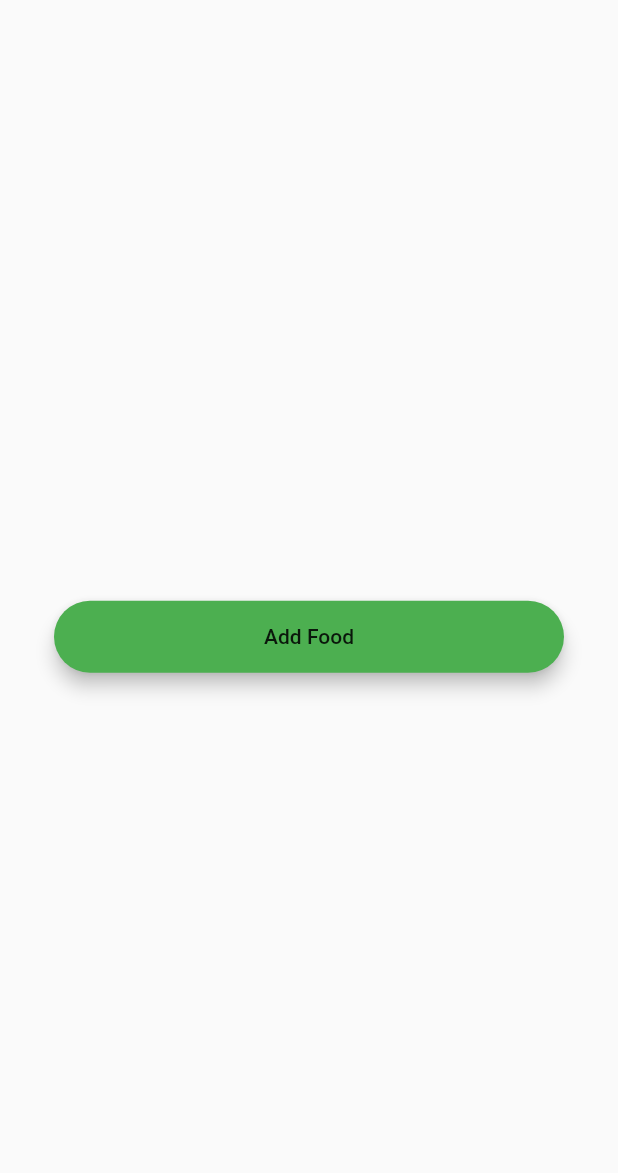
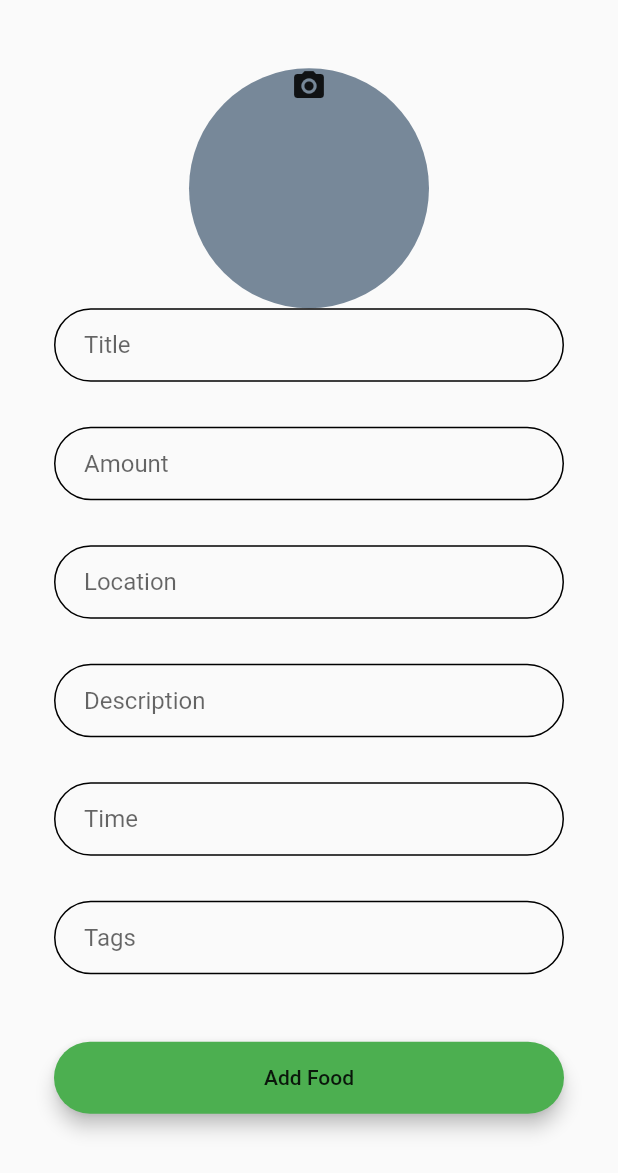
Before and after one commit to nishachaudhari/food_savior_winners, a Flutter app: the add screen opened directly, on a phone screen of 412 x 824 dp. Shown: the top 1173 px of the screen. Run offline on Flutter 3.47's test engine with Material 2 defaults, Android fonts, the phone set to English and light mode, and no system bars; our stand-ins replace camera, cloud_firestore, firebase_auth, image_cropper, image_picker; missing offline and left inert: esys_flutter_share; accounts and stored records are empty.

Commit message:
mergin cam wit masto

```diff
--- /dev/null
+++ b/my_app/lib/screens/add.dart
@@ -0,0 +1,218 @@
+import 'package:flutter/material.dart';
+import 'package:my_app/services/auth.dart';
+import 'dart:io';
+import 'package:my_app/screens/image_picker_handler.dart';
+import 'package:my_app/screens/image_picker_dialog.dart';
+
+
+
+
+class add extends StatefulWidget
+{
+  @override
+  _addState createState() => _addState();
+  }
+
+class _addState extends State<add>
+    with TickerProviderStateMixin,ImagePickerListener{
+
+  final _formKey = GlobalKey<FormState>(); //this will be able to track state of form (to make sure no blank items)
+
+  //text field state
+
+  String title = '';
+  String amount = '';
+  String location = '';
+  String description = '';
+  String time = '';
+  String tags = '';
+  String error = '';
+
+  File _image;
+  AnimationController _controller;
+  ImagePickerHandler imagePicker;
+
+  @override
+  void initState() {
+    super.initState();
+    _controller = AnimationController(
+      vsync: this,
+      duration: const Duration(milliseconds: 500),
+    );
+    imagePicker = ImagePickerHandler(this,_controller);
+    imagePicker.init();
+  }
+
+  @override
+  void dispose() {
+    _controller.dispose();
+    super.dispose();
+  }
+
+  @override
+  Widget build(BuildContext context) {
+
+    final addButton = Material(
+          elevation: 5.0,
+          borderRadius: BorderRadius.circular(30.0),
+          color: Colors.green,
+          child: MaterialButton(
+            minWidth: MediaQuery.of(context).size.width,
+            padding: EdgeInsets.fromLTRB(20.0, 15.0, 20.0, 15.0),
+            child: Text("Add Food",
+                textAlign: TextAlign.center,
+                //style: style.copyWith(
+                   // color: Colors.white, fontWeight: FontWeight.bold)),
+          ),
+            onPressed:()async{
+              if(_formKey.currentState.validate()) {
+              }
+            ////////////////////////////////////////////////////////////////////////////////// ON PRESSED
+            }
+          )
+
+        );
+
+
+    return Scaffold(
+      body:Container(
+        child: Padding(
+          padding: const EdgeInsets.all(36.0),
+          child: Form(
+            key: _formKey,
+          child: Column(
+            mainAxisAlignment: MainAxisAlignment.center,
+            children: <Widget>[
+              GestureDetector(
+                onTap: () => imagePicker.showDialog(context),
+                child: Center(
+                  child: _image == null
+                  ? Stack(
+                    children: <Widget>[
+
+                      Center(
+                        child: CircleAvatar(
+                          radius: 80.0,
+                          backgroundColor: Color(0xFF778899),
+                        ),
+                      ),
+                      Center(
+                        child: Icon(Icons.photo_camera),
+                      ),
+                    ],
+                  )
+                  : Container(
+                    height: 160.0,
+                    width: 160.0,
+                    decoration: BoxDecoration(
+                      color: Color(0xff7c94b6),
+                      image: DecorationImage(
+                        image: ExactAssetImage(_image.path),
+                        fit: BoxFit.cover,
+                      ),
+                      border:
+                        Border.all(color: Colors.red, width: 5.0),
+                      borderRadius:
+                        BorderRadius.all(Radius.circular(80.0)),
+                    ),
+                  ),
+                ),
+              ),
+              TextFormField(
+                validator: (val) => val.isEmpty ? 'Enter a Title' : null,
+                onChanged: (val){
+                  setState(()=>title = val);
+                },
+                decoration: InputDecoration(
+                  contentPadding: EdgeInsets.fromLTRB(20.0, 15.0, 20.0, 15.0),
+                  hintText: "Title",
+                  enabledBorder: OutlineInputBorder(borderRadius: BorderRadius.circular(32.0)),
+                  focusedBorder: OutlineInputBorder(borderRadius: BorderRadius.circular(32.0), borderSide: BorderSide(color: Colors.green))
+                ),
+              ),
+              SizedBox(height: 30.0),
+              TextFormField(
+                validator: (val) => val.isEmpty ? 'Enter an amount' : null,
+                onChanged: (val){
+                  setState(()=>amount = val);
+                },
+                decoration: InputDecoration(
+                  contentPadding: EdgeInsets.fromLTRB(20.0, 15.0, 20.0, 15.0),
+                  hintText: "Amount",
+                  enabledBorder: OutlineInputBorder(borderRadius: BorderRadius.circular(32.0)),
+                  focusedBorder: OutlineInputBorder(borderRadius: BorderRadius.circular(32.0), borderSide: BorderSide(color: Colors.green))
+                ),
+              ),
+              SizedBox(height: 30.0),
+              TextFormField(
+                validator: (val) => val.isEmpty ? 'Enter a Location' : null,
+                onChanged: (val){
+                  setState(()=>location = val);
+                },
+                decoration: InputDecoration(
+                contentPadding: EdgeInsets.fromLTRB(20.0, 15.0, 20.0, 15.0),
+                hintText: "Location",
+                enabledBorder: OutlineInputBorder(borderRadius: BorderRadius.circular(32.0)),
+                focusedBorder: OutlineInputBorder(borderRadius: BorderRadius.circular(32.0), borderSide: BorderSide(color: Colors.green))
+                ),
+              ),
+              SizedBox(height: 30.0),
+              TextFormField(
+                validator: (val) => val.length>500 ? 'Enter a Description less than 500 characters' : null,
+                onChanged: (val){
+                  setState(()=>description = val);
+                },
+                decoration: InputDecoration(
+                  contentPadding: EdgeInsets.fromLTRB(20.0, 15.0, 20.0, 15.0),
+                  hintText: "Description",
+                  enabledBorder: OutlineInputBorder(borderRadius: BorderRadius.circular(32.0)),
+                  focusedBorder: OutlineInputBorder(borderRadius: BorderRadius.circular(32.0), borderSide: BorderSide(color: Colors.green))
+                ),
+              ),
+              SizedBox(height: 30.0),
+              TextFormField(
+                validator: (val) => val.isEmpty? 'Enter a time' : null,
+                onChanged: (val){
+                  setState(()=>time = val);
+                },
+                obscureText: true,
+                decoration: InputDecoration(
+                  contentPadding: EdgeInsets.fromLTRB(20.0, 15.0, 20.0, 15.0),
+                  hintText: "Time",
+                  enabledBorder: OutlineInputBorder(borderRadius: BorderRadius.circular(32.0)),
+                  focusedBorder: OutlineInputBorder(borderRadius: BorderRadius.circular(32.0), borderSide: BorderSide(color: Colors.green))
+                ),
+              ),
+              SizedBox(height: 30.0),
+              TextFormField(
+                validator: (val) => val.isEmpty ? 'Enter some tags' : null,
+                onChanged: (val){
+                  setState(()=>tags = val);
+                },
+                obscureText: true,
+                decoration: InputDecoration(
+                  contentPadding: EdgeInsets.fromLTRB(20.0, 15.0, 20.0, 15.0),
+                  hintText: "Tags",
+                  enabledBorder: OutlineInputBorder(borderRadius: BorderRadius.circular(32.0)),
+                  focusedBorder: OutlineInputBorder(borderRadius: BorderRadius.circular(32.0), borderSide: BorderSide(color: Colors.green))
+                ),
+              ),
+              SizedBox(height: 45.0),
+              addButton,
+              SizedBox(height: 20.0),
+              Text(error,
+                style: TextStyle(color: Colors.red, fontSize: 14.0)),
+            ],
+          ),
+        ),
+      ),
+    ),
+    );
+  }
+  @override
+  userImage(File _image) {
+    setState(() {
+      this._image = _image;
+    });
+  }
+}
--- a/my_app/lib/screens/add/add.dart
+++ /dev/null
@@ -1,57 +0,0 @@
-import 'package:flutter/material.dart';
-import 'package:my_app/screens/add/addForm.dart';
-
-
-
-
-
-class add extends StatefulWidget
-{
-  @override
-  _addState createState() => _addState();
-  }
-
-class _addState extends State<add>
-{
-
-
-  @override
-  Widget build(BuildContext context) {
-
-    final addButton = Material(
-          elevation: 5.0,
-          borderRadius: BorderRadius.circular(30.0),
-          color: Colors.green,
-          child: MaterialButton(
-            minWidth: MediaQuery.of(context).size.width,
-            padding: EdgeInsets.fromLTRB(20.0, 15.0, 20.0, 15.0),
-            child: Text("Add Food",
-                textAlign: TextAlign.center,
-                //style: style.copyWith(
-                   // color: Colors.white, fontWeight: FontWeight.bold)),
-          ),
-            onPressed:(){
-            Navigator.push(context,MaterialPageRoute(builder: (context) => addForm()));
-            }
-          )
-
-        );
-
-
-    return Scaffold(
-      body:Container(
-        child: Padding(
-          padding: const EdgeInsets.all(36.0),
-          child: Column(
-            mainAxisAlignment: MainAxisAlignment.center,
-            children: <Widget>[
-              SizedBox(height: 45.0),
-              addButton,
-              SizedBox(height: 20.0),
-            ]
-          )
-        )
-      )
-    );
-  }
-}
```
Also changed, not shown: my_app/lib/screens/cameratest/camera 2.dart (added, +49 -0 lines), my_app/lib/screens/bottombar.dart (line endings or trailing spaces), 32 other files.
